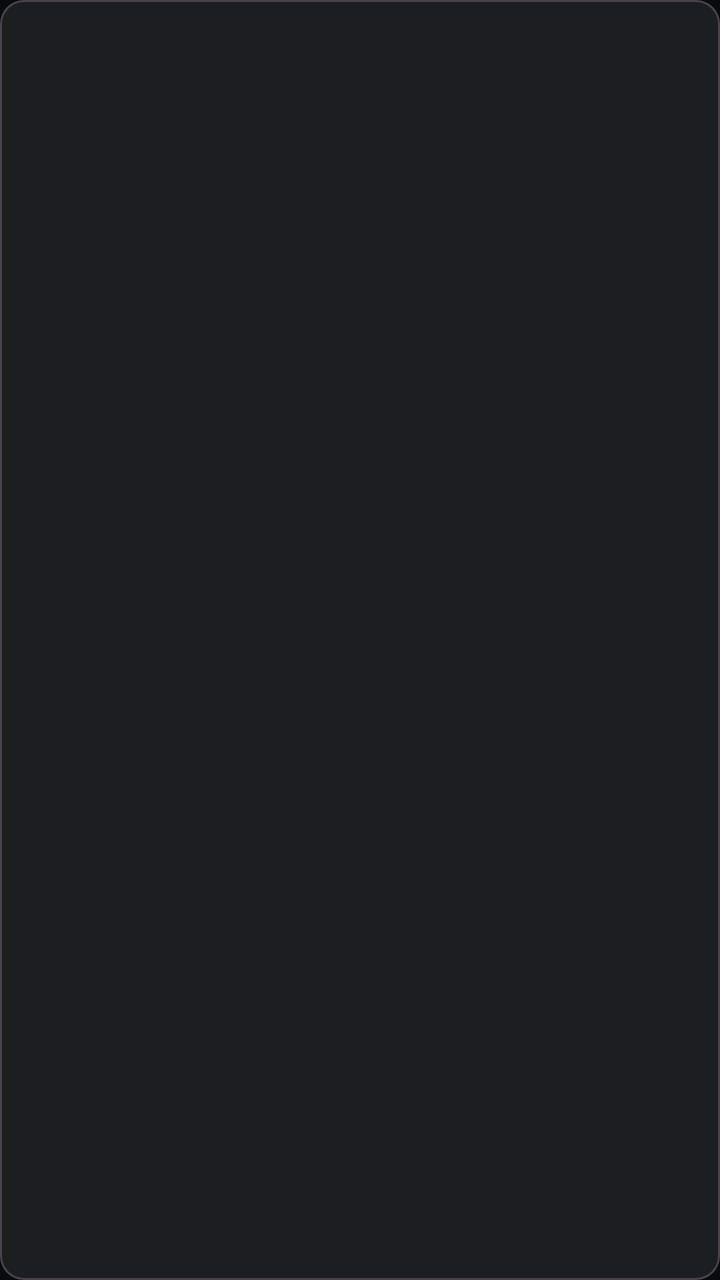
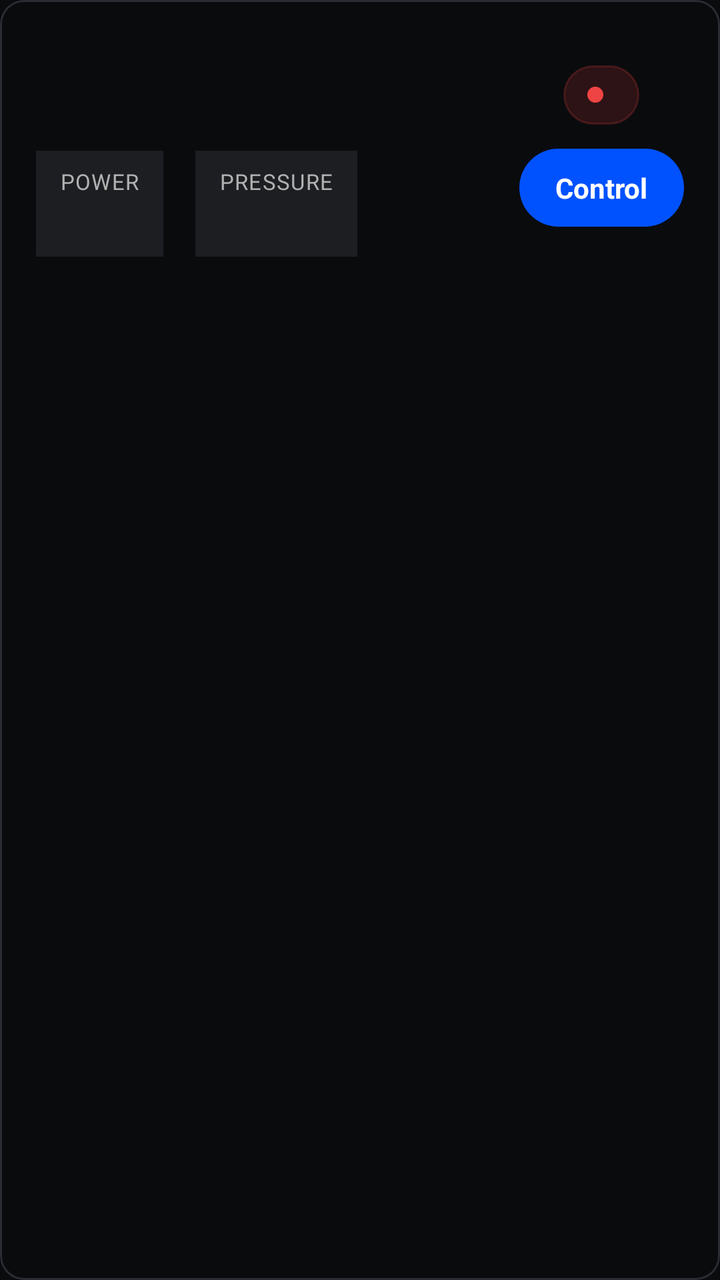

Screens rendered from an Android XML layout before and after an edit, with the pre-edit source and the edit as a unified diff.
<!-- AndroidManifest.xml: application theme Theme.GhettoSystems2 -->
<!-- res/layout/item_device.xml -->
<?xml version="1.0" encoding="utf-8"?>
<com.google.android.material.card.MaterialCardView
    xmlns:android="http://schemas.android.com/apk/res/android"
    xmlns:app="http://schemas.android.com/apk/res-auto"
    android:layout_width="match_parent"
    android:layout_height="wrap_content"
    android:layout_marginBottom="12dp"
    app:cardBackgroundColor="@color/colorSurface">

    <LinearLayout
        android:layout_width="match_parent"
        android:layout_height="wrap_content"
        android:orientation="vertical"
        android:padding="16dp">

        <TextView
            android:id="@+id/tv_name"
            android:layout_width="wrap_content"
            android:layout_height="wrap_content"
            android:textColor="@color/colorOnBackground"
            android:textSize="18sp"
            android:textStyle="bold" />

        <TextView
            android:id="@+id/tv_meta"
            android:layout_width="wrap_content"
            android:layout_height="wrap_content"
            android:layout_marginTop="4dp"
            android:textColor="@color/textSecondary" />

        <TextView
            android:id="@+id/tv_status"
            android:layout_width="wrap_content"
            android:layout_height="wrap_content"
            android:layout_marginTop="8dp"
            android:textSize="14sp" />
    </LinearLayout>
</com.google.android.material.card.MaterialCardView>
<!-- resources referenced by this layout -->
<resources>
  <color name="colorOnBackground">#FFFFFF</color>
  <color name="colorSurface">#1C1E22</color>
  <color name="textSecondary">#B0B0B0</color>
  <style name="Theme.GhettoSystems2" parent="Theme.Material3.Dark.NoActionBar">
          <item name="colorPrimary">@color/colorPrimary</item>
          <item name="colorOnPrimary">@color/colorOnPrimary</item>
          <item name="android:colorBackground">@color/colorBackground</item>
          <item name="colorSurface">@color/colorSurface</item>
          <item name="android:statusBarColor">@color/colorBackground</item>
          <item name="android:navigationBarColor">@color/colorBackground</item>
      </style>
  <color name="colorPrimary">#0052FF</color>
  <color name="colorOnPrimary">#FFFFFF</color>
  <color name="colorBackground">#0A0B0D</color>
</resources>

<!-- the commit's change to res/layout/item_device.xml (unified diff, before → after) -->
@@ -5,34 +5,153 @@
     android:layout_width="match_parent"
     android:layout_height="wrap_content"
     android:layout_marginBottom="12dp"
-    app:cardBackgroundColor="@color/colorSurface">
+    app:cardBackgroundColor="@color/colorBackground"
+    app:strokeColor="@color/border"
+    app:strokeWidth="1dp">
 
     <LinearLayout
         android:layout_width="match_parent"
         android:layout_height="wrap_content"
-        android:orientation="vertical"
-        android:padding="16dp">
+        android:gravity="center_vertical"
+        android:orientation="horizontal"
+        android:padding="18dp">
 
-        <TextView
-            android:id="@+id/tv_name"
+        <LinearLayout
+            android:layout_width="0dp"
+            android:layout_height="wrap_content"
+            android:layout_weight="1"
+            android:orientation="vertical">
+
+            <TextView
+                android:id="@+id/tv_name"
+                android:layout_width="wrap_content"
+                android:layout_height="wrap_content"
+                android:textColor="@color/colorOnBackground"
+                android:textSize="18sp"
+                android:textStyle="bold" />
+
+            <TextView
+                android:id="@+id/tv_meta"
+                android:layout_width="wrap_content"
+                android:layout_height="wrap_content"
+                android:layout_marginTop="4dp"
+                android:textColor="@color/textSecondary"
+                android:textSize="14sp" />
+
+            <LinearLayout
+                android:layout_width="wrap_content"
+                android:layout_height="wrap_content"
+                android:layout_marginTop="10dp"
+                android:orientation="horizontal">
+
+                <LinearLayout
+                    android:layout_width="wrap_content"
+                    android:layout_height="wrap_content"
+                    android:background="@color/colorSurface"
+                    android:orientation="vertical"
+                    android:paddingStart="12dp"
+                    android:paddingTop="8dp"
+                    android:paddingEnd="12dp"
+                    android:paddingBottom="8dp">
+
+                    <TextView
+                        android:layout_width="wrap_content"
+                        android:layout_height="wrap_content"
+                        android:text="@string/widget_power"
+                        android:textAllCaps="true"
+                        android:textColor="@color/textSecondary"
+                        android:textSize="11sp"
+                        android:letterSpacing="0.04" />
+
+                    <TextView
+                        android:id="@+id/tv_widget_power"
+                        android:layout_width="wrap_content"
+                        android:layout_height="wrap_content"
+                        android:layout_marginTop="2dp"
+                        android:textColor="@color/colorOnBackground"
+                        android:textSize="15sp"
+                        android:textStyle="bold" />
+                </LinearLayout>
+
+                <LinearLayout
+                    android:layout_width="wrap_content"
+                    android:layout_height="wrap_content"
+                    android:layout_marginStart="16dp"
+                    android:background="@color/colorSurface"
+                    android:orientation="vertical"
+                    android:paddingStart="12dp"
+                    android:paddingTop="8dp"
+                    android:paddingEnd="12dp"
+                    android:paddingBottom="8dp">
+
+                    <TextView
+                        android:layout_width="wrap_content"
+                        android:layout_height="wrap_content"
+                        android:text="@string/widget_pressure"
+                        android:textAllCaps="true"
+                        android:textColor="@color/textSecondary"
+                        android:textSize="11sp"
+                        android:letterSpacing="0.04" />
+
+                    <TextView
+                        android:id="@+id/tv_widget_pressure"
+                        android:layout_width="wrap_content"
+                        android:layout_height="wrap_content"
+                        android:layout_marginTop="2dp"
+                        android:textColor="@color/colorOnBackground"
+                        android:textSize="15sp"
+                        android:textStyle="bold" />
+                </LinearLayout>
+            </LinearLayout>
+        </LinearLayout>
+
+        <LinearLayout
             android:layout_width="wrap_content"
             android:layout_height="wrap_content"
-            android:textColor="@color/colorOnBackground"
-            android:textSize="18sp"
-            android:textStyle="bold" />
+            android:gravity="center_horizontal"
+            android:orientation="vertical">
 
-        <TextView
-            android:id="@+id/tv_meta"
-            android:layout_width="wrap_content"
-            android:layout_height="wrap_content"
-            android:layout_marginTop="4dp"
-            android:textColor="@color/textSecondary" />
+            <LinearLayout
+                android:id="@+id/status_pill"
+                android:layout_width="wrap_content"
+                android:layout_height="wrap_content"
+                android:background="@drawable/status_pill_offline"
+                android:gravity="center_vertical"
+                android:orientation="horizontal"
+                android:paddingStart="12dp"
+                android:paddingTop="6dp"
+                android:paddingEnd="12dp"
+                android:paddingBottom="6dp">
 
-        <TextView
-            android:id="@+id/tv_status"
-            android:layout_width="wrap_content"
-            android:layout_height="wrap_content"
-            android:layout_marginTop="8dp"
-            android:textSize="14sp" />
+                <View
+                    android:id="@+id/status_dot"
+                    android:layout_width="8dp"
+                    android:layout_height="8dp"
+                    android:background="@drawable/status_dot_offline" />
+
+                <TextView
+                    android:id="@+id/tv_status"
+                    android:layout_width="wrap_content"
+                    android:layout_height="wrap_content"
+                    android:layout_marginStart="6dp"
+                    android:textSize="13sp"
+                    android:textStyle="bold" />
+            </LinearLayout>
+
+            <TextView
+                android:id="@+id/tv_control"
+                android:layout_width="wrap_content"
+                android:layout_height="wrap_content"
+                android:layout_marginTop="12dp"
+                android:background="@drawable/control_button"
+                android:paddingStart="18dp"
+                android:paddingTop="10dp"
+                android:paddingEnd="18dp"
+                android:paddingBottom="10dp"
+                android:text="@string/control"
+                android:textColor="@color/colorOnPrimary"
+                android:textSize="14sp"
+                android:textStyle="bold" />
+        </LinearLayout>
     </LinearLayout>
 </com.google.android.material.card.MaterialCardView>
<!-- resource entries referenced after the edit -->
@@ -1,8 +1,35 @@
 <!-- resources referenced by this layout -->
 <resources>
+  <color name="border">#2A2D33</color>
   <color name="colorOnBackground">#FFFFFF</color>
   <color name="colorSurface">#1C1E22</color>
   <color name="textSecondary">#B0B0B0</color>
+  <!-- drawable control_button (drawable) -->
+  <?xml version="1.0" encoding="utf-8"?>
+  <shape xmlns:android="http://schemas.android.com/apk/res/android"
+      android:shape="rectangle">
+      <solid android:color="@color/colorPrimary" />
+      <corners android:radius="9999dp" />
+  </shape>
+  <!-- drawable status_dot_offline (drawable) -->
+  <?xml version="1.0" encoding="utf-8"?>
+  <shape xmlns:android="http://schemas.android.com/apk/res/android"
+      android:shape="oval">
+      <solid android:color="@color/red_active" />
+  </shape>
+  <!-- drawable status_pill_offline (drawable) -->
+  <?xml version="1.0" encoding="utf-8"?>
+  <shape xmlns:android="http://schemas.android.com/apk/res/android"
+      android:shape="rectangle">
+      <solid android:color="#26EF4444" />
+      <corners android:radius="999dp" />
+      <stroke
+          android:width="1dp"
+          android:color="#33EF4444" />
+  </shape>
+  <string name="control">Control</string>
+  <string name="widget_power">Power</string>
+  <string name="widget_pressure">Pressure</string>
   <style name="Theme.GhettoSystems2" parent="Theme.Material3.Dark.NoActionBar">
           <item name="colorPrimary">@color/colorPrimary</item>
           <item name="colorOnPrimary">@color/colorOnPrimary</item>
@@ -12,6 +39,7 @@
           <item name="android:navigationBarColor">@color/colorBackground</item>
       </style>
   <color name="colorPrimary">#0052FF</color>
+  <color name="red_active">#EF4444</color>
   <color name="colorOnPrimary">#FFFFFF</color>
   <color name="colorBackground">#0A0B0D</color>
 </resources>
